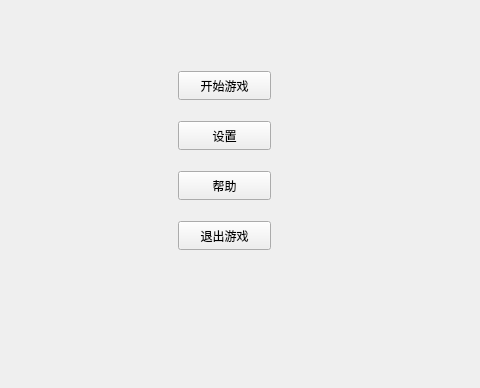
First picture: the form in mainwindow.ui, repository LeverImmy/Clap, before the edit; both pictures show x 232 to 712 and y 332 to 720 of the 960 by 720 pixel window.
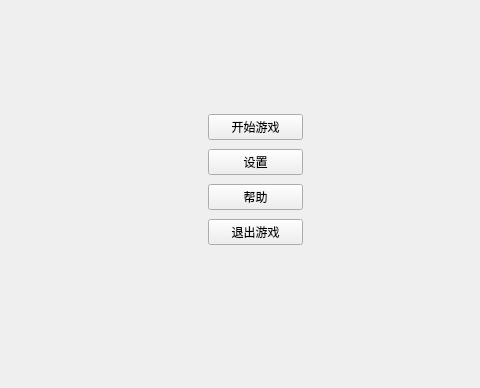
Second picture: the form after the edit. The open tabs and pages were chosen to show the change.

The edit to the form file:
```diff
--- a/mainwindow.ui
+++ b/mainwindow.ui
@@ -66,58 +66,46 @@
        <height>16777215</height>
       </size>
      </property>
+     <widget class="QWidget" name="">
+      <property name="geometry">
+       <rect>
+        <x>440</x>
+        <y>420</y>
+        <width>95</width>
+        <height>139</height>
+       </rect>
+      </property>
+      <layout class="QVBoxLayout" name="verticalLayout">
+       <item>
      <widget class="QPushButton" name="startGameButton">
-      <property name="geometry">
-       <rect>
-        <x>410</x>
-        <y>380</y>
-        <width>93</width>
-        <height>29</height>
-       </rect>
-      </property>
       <property name="text">
        <string>开始游戏</string>
       </property>
      </widget>
+       </item>
+       <item>
      <widget class="QPushButton" name="settingsButton">
-      <property name="geometry">
-       <rect>
-        <x>410</x>
-        <y>430</y>
-        <width>93</width>
-        <height>29</height>
-       </rect>
-      </property>
       <property name="text">
        <string>设置</string>
       </property>
      </widget>
+       </item>
+       <item>
      <widget class="QPushButton" name="helpButton">
-      <property name="geometry">
-       <rect>
-        <x>410</x>
-        <y>480</y>
-        <width>93</width>
-        <height>29</height>
-       </rect>
-      </property>
       <property name="text">
        <string>帮助</string>
       </property>
      </widget>
+       </item>
+       <item>
      <widget class="QPushButton" name="exitGameButton">
-      <property name="geometry">
-       <rect>
-        <x>410</x>
-        <y>530</y>
-        <width>93</width>
-        <height>29</height>
-       </rect>
-      </property>
       <property name="text">
        <string>退出游戏</string>
       </property>
      </widget>
+       </item>
+      </layout>
+     </widget>
     </widget>
     <widget class="QWidget" name="startGamePage">
      <widget class="QLabel" name="label_3">
```
Left out of the diff: 20 changed lines with no effect on the pictures. Lines whose indentation alone changed are shown as unchanged.
